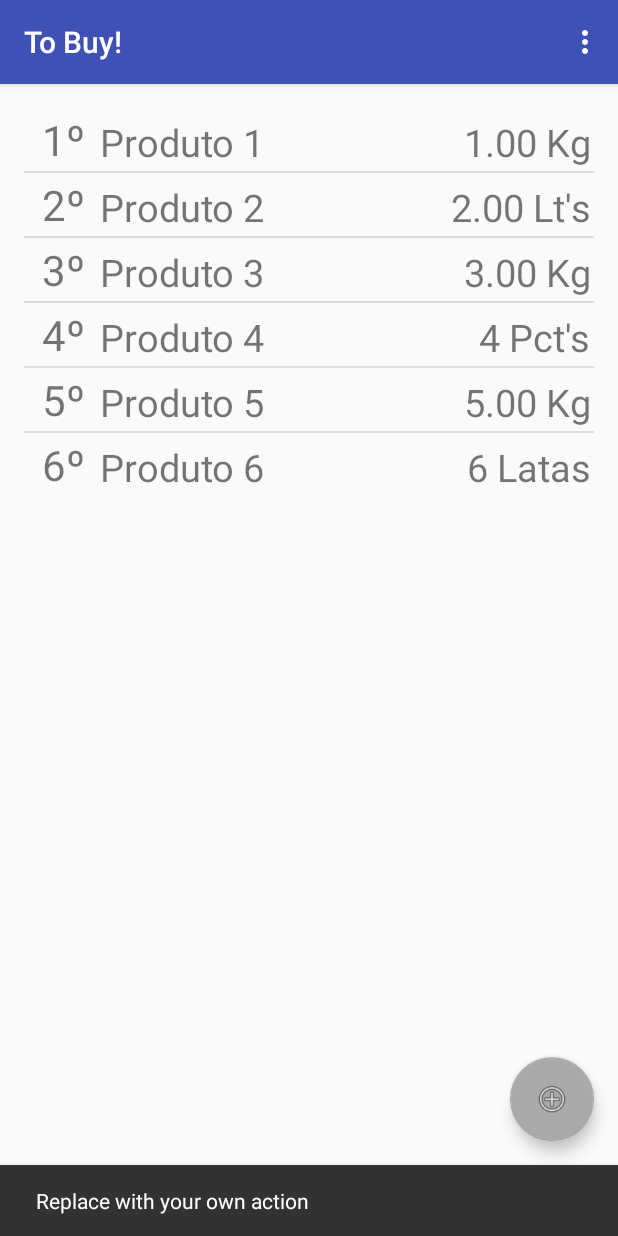
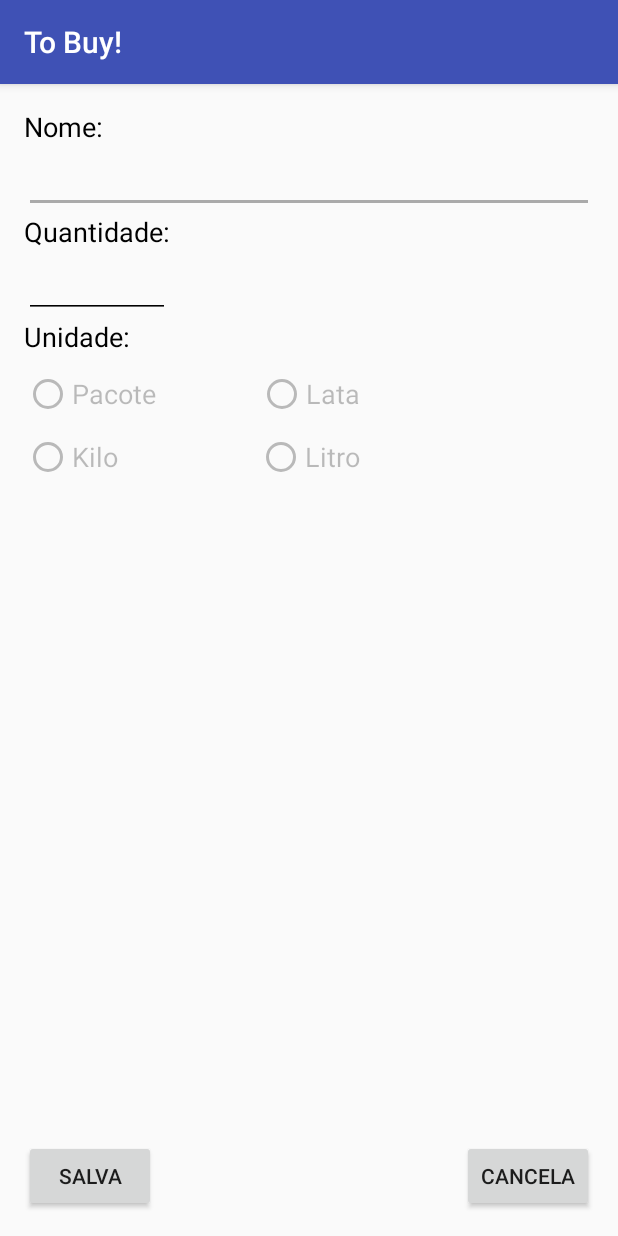
Before and after one commit to danielelidio/ToDoApp, an Android app: the screen it shows after launch (MainActivity before the commit, AddProductActivity after it), after a tap on an icon or button, on a phone screen of 412 x 824 dp. Run offline under Robolectric (Android 15) with nearby library versions, the light colour scheme and no system bars; 1 statement that could not run was skipped.

Commit message:
- Add Product Activity; - Integration with database; - Remove Product from database;

```diff
--- a/app/src/main/AndroidManifest.xml
+++ b/app/src/main/AndroidManifest.xml
@@ -18,6 +18,7 @@
                 <category android:name="android.intent.category.LAUNCHER" />
             </intent-filter>
         </activity>
+        <activity android:name=".AddProductActivity"></activity>
     </application>
 
 </manifest>
--- /dev/null
+++ b/app/src/main/java/com/example/danie/todoapp2/AddProductActivity.java
@@ -0,0 +1,190 @@
+package com.example.danie.todoapp2;
+
+import android.graphics.Color;
+import android.os.Bundle;
+import android.support.design.widget.Snackbar;
+import android.support.v7.app.AppCompatActivity;
+import android.text.Editable;
+import android.text.TextWatcher;
+import android.view.View;
+import android.widget.Button;
+import android.widget.CompoundButton;
+import android.widget.EditText;
+import android.widget.RadioButton;
+import android.widget.TextView;
+
+import com.example.danie.todoapp2.config.DB;
+import com.example.danie.todoapp2.models.BuyingItem;
+import com.example.danie.todoapp2.models.Greatness;
+
+public class AddProductActivity extends AppCompatActivity {
+    private EditText editTextName = null;
+    private EditText editTextAmount = null;
+    private RadioButton radioPackage = null;
+    private RadioButton radioPot = null;
+    private RadioButton radioKilogram = null;
+    private RadioButton radioLiters = null;
+    private Button btnSave = null;
+    private Button btnCancel = null;
+
+    @Override
+    protected void onCreate(Bundle savedInstanceState) {
+        super.onCreate(savedInstanceState);
+        setContentView(R.layout.activity_add_product);
+
+        this.editTextName = (EditText) findViewById(R.id.editTextName);
+        this.editTextAmount = (EditText) findViewById(R.id.editTextAmount);
+        this.radioPackage = (RadioButton) findViewById(R.id.radioPackage);
+        this.radioPot = (RadioButton) findViewById(R.id.radioPot);
+        this.radioKilogram = (RadioButton) findViewById(R.id.radioKilogram);
+        this.radioLiters = (RadioButton) findViewById(R.id.radioLiters);
+        this.btnSave = (Button) findViewById(R.id.btnSave);
+        this.btnCancel = (Button) findViewById(R.id.btnCancel);
+
+        this.radioPackage.setText(Greatness.getValue(Greatness.PACKAGE, false));
+        this.radioPackage.setEnabled(false);
+        this.radioPot.setText(Greatness.getValue(Greatness.POT, false));
+        this.radioPot.setEnabled(false);
+        this.radioKilogram.setText(Greatness.getValue(Greatness.KILOGRAM, false));
+        this.radioKilogram.setEnabled(false);
+        this.radioLiters.setText(Greatness.getValue(Greatness.LITERS, false));
+        this.radioLiters.setEnabled(false);
+
+        final AddProductActivity self = this;
+
+        this.editTextAmount.addTextChangedListener(new TextWatcher() {
+            @Override
+            public void beforeTextChanged(CharSequence s, int start, int count, int after) {
+            }
+
+            @Override
+            public void onTextChanged(CharSequence s, int start, int before, int count) {
+            }
+
+            @Override
+            public void afterTextChanged(Editable s) {
+                String newVal = s.toString().replace(',', '.');
+                boolean isPlural = newVal.compareTo("") != 0 && (new Float(newVal)) > 1.0f;
+
+                if (newVal.compareTo("") != 0 && (new Float(newVal)) > 0) {
+                    float newFloatVal = new Float(newVal);
+                    if (Math.round(newFloatVal) != newFloatVal) {
+                        self.radioPackage.setEnabled(false);
+                        self.radioPot.setEnabled(false);
+                        self.radioKilogram.setEnabled(true);
+                        self.radioLiters.setEnabled(true);
+                    } else {
+                        self.radioPackage.setEnabled(true);
+                        self.radioPot.setEnabled(true);
+                        self.radioKilogram.setEnabled(true);
+                        self.radioLiters.setEnabled(true);
+                    }
+                } else {
+                    self.radioPackage.setEnabled(false);
+                    self.radioPot.setEnabled(false);
+                    self.radioKilogram.setEnabled(false);
+                    self.radioLiters.setEnabled(false);
+                }
+
+                self.radioPackage.setText(Greatness.getValue(Greatness.PACKAGE, isPlural));
+                self.radioPot.setText(Greatness.getValue(Greatness.POT, isPlural));
+                self.radioKilogram.setText(Greatness.getValue(Greatness.KILOGRAM, isPlural));
+                self.radioLiters.setText(Greatness.getValue(Greatness.LITERS, isPlural));
+            }
+        });
+
+        this.radioPackage.setOnCheckedChangeListener(new CompoundButton.OnCheckedChangeListener() {
+            @Override
+            public void onCheckedChanged(CompoundButton buttonView, boolean isChecked) {
+                if (isChecked) {
+                    self.radioPot.setChecked(false);
+                    self.radioKilogram.setChecked(false);
+                    self.radioLiters.setChecked(false);
+                }
+            }
+        });
+
+        this.radioPot.setOnCheckedChangeListener(new CompoundButton.OnCheckedChangeListener() {
+            @Override
+            public void onCheckedChanged(CompoundButton buttonView, boolean isChecked) {
+                if (isChecked) {
+                    self.radioPackage.setChecked(false);
+                    self.radioKilogram.setChecked(false);
+                    self.radioLiters.setChecked(false);
+                }
+            }
+        });
+
+        this.radioKilogram.setOnCheckedChangeListener(new CompoundButton.OnCheckedChangeListener() {
+            @Override
+            public void onCheckedChanged(CompoundButton buttonView, boolean isChecked) {
+                if (isChecked) {
+                    self.radioPackage.setChecked(false);
+                    self.radioPot.setChecked(false);
+                    self.radioLiters.setChecked(false);
+                }
+            }
+        });
+
+        this.radioLiters.setOnCheckedChangeListener(new CompoundButton.OnCheckedChangeListener() {
+            @Override
+            public void onCheckedChanged(CompoundButton buttonView, boolean isChecked) {
+                if (isChecked) {
+                    self.radioPackage.setChecked(false);
+                    self.radioPot.setChecked(false);
+                    self.radioKilogram.setChecked(false);
+                }
+            }
+        });
+
+        this.btnCancel.setOnClickListener(new View.OnClickListener() {
+            @Override
+            public void onClick(View v) {
+                self.finish();
+            }
+        });
+
+        this.btnSave.setOnClickListener(new View.OnClickListener() {
+            @Override
+            public void onClick(View v) {
+                boolean isNameFilled = self.editTextName.getText().toString().compareTo("") != 0;
+                boolean isAmountFilled = self.editTextAmount.getText().toString().compareTo("") != 0;
+                boolean isGreatnessSelected = self.radioPackage.isChecked() || self.radioPot.isChecked() || self.radioKilogram.isChecked() || self.radioLiters.isChecked();
+
+                if (!isNameFilled || !isAmountFilled || !isGreatnessSelected) {
+                    Snackbar snackbar;
+                    snackbar = Snackbar.make(v, "Todos os campos devem ser preenchidos!", Snackbar.LENGTH_LONG);
+                    View snackBarView = snackbar.getView();
+                    snackBarView.setBackgroundColor(Color.RED);
+                    TextView textView = (TextView) snackBarView.findViewById(android.support.design.R.id.snackbar_text);
+                    textView.setTextColor(Color.BLACK);
+                    snackbar.show();
+
+                    if (!isNameFilled)
+                        self.editTextName.requestFocus();
+                    else if (!isAmountFilled)
+                        self.editTextAmount.requestFocus();
+                    else if (!isGreatnessSelected)
+                        self.radioPackage.requestFocus();
+                } else {
+                    BuyingItem buyingItem = new BuyingItem();
+                    buyingItem.setName(self.editTextName.getText().toString());
+                    buyingItem.setAmount(new Float(self.editTextAmount.getText().toString()));
+
+                    if (self.radioPackage.isChecked())
+                        buyingItem.setGreatness(Greatness.PACKAGE);
+                    else if (self.radioPot.isChecked())
+                        buyingItem.setGreatness(Greatness.POT);
+                    else if (self.radioKilogram.isChecked())
+                        buyingItem.setGreatness(Greatness.KILOGRAM);
+                    else if (self.radioLiters.isChecked())
+                        buyingItem.setGreatness(Greatness.LITERS);
+
+                    DB.addItem(self, buyingItem);
+
+                    self.finish();
+                }
+            }
+        });
+    }
+}
--- a/app/src/main/java/com/example/danie/todoapp2/MainActivity.java
+++ b/app/src/main/java/com/example/danie/todoapp2/MainActivity.java
@@ -1,8 +1,8 @@
 package com.example.danie.todoapp2;
 
+import android.content.Intent;
 import android.os.Bundle;
 import android.support.design.widget.FloatingActionButton;
-import android.support.design.widget.Snackbar;
 import android.support.v7.app.AppCompatActivity;
 import android.support.v7.widget.Toolbar;
 import android.view.Menu;
@@ -11,8 +11,12 @@ import android.view.View;
 import android.widget.ListView;
 
 import com.example.danie.todoapp2.adapters.BuyingItemsAdapter;
+import com.example.danie.todoapp2.config.Config;
+import com.example.danie.todoapp2.config.DB;
 import com.example.danie.todoapp2.models.BuyingItem;
-import com.example.danie.todoapp2.models.Greatness;
+
+import org.json.JSONArray;
+import org.json.JSONException;
 
 import java.util.ArrayList;
 
@@ -26,27 +30,44 @@ public class MainActivity extends AppCompatActivity {
         Toolbar toolbar = (Toolbar) findViewById(R.id.toolbar);
         setSupportActionBar(toolbar);
 
+        Config.tryInitializeDBSampleData(this);
+
         this.listViewTasks = (ListView)findViewById(R.id.listViewTasks);
 
-        BuyingItemsAdapter buyingItemsAdapter = new BuyingItemsAdapter(this, 0, new ArrayList<BuyingItem>() {{
-            add(new BuyingItem("Produto 1", "Descrição 1", 1));
-            add(new BuyingItem("Produto 2", "Descrição 2", 2, Greatness.LITERS));
-            add(new BuyingItem("Produto 3", "Descrição 3", 3));
-            add(new BuyingItem("Produto 4", "Descrição 4", 4, Greatness.PACKAGE));
-            add(new BuyingItem("Produto 5", "Descrição 5", 5));
-            add(new BuyingItem("Produto 6", "Descrição 6", 6, Greatness.POT));
-        }});
+        this.prepareList();
 
-        this.listViewTasks.setAdapter(buyingItemsAdapter);
-
+        final MainActivity self = this;
         FloatingActionButton fab = (FloatingActionButton) findViewById(R.id.fab);
         fab.setOnClickListener(new View.OnClickListener() {
             @Override
             public void onClick(View view) {
-                Snackbar.make(view, "Replace with your own action", Snackbar.LENGTH_LONG)
-                        .setAction("Action", null).show();
+                Intent i = new Intent(self, AddProductActivity.class);
+                startActivity(i);
             }
         });
+    }
+
+    private void prepareList() {
+        try {
+            JSONArray json = DB.loadDB(this);
+
+            ArrayList<BuyingItem> items = new ArrayList<BuyingItem>();
+            for (int i = 0; i < json.length(); i++) {
+                items.add(BuyingItem.fromJSON(json.getJSONObject(i)));
+            }
+
+            BuyingItemsAdapter buyingItemsAdapter = new BuyingItemsAdapter(this, 0, items);
+
+            this.listViewTasks.setAdapter(buyingItemsAdapter);
+        } catch (JSONException e) {
+            e.printStackTrace();
+        }
+    }
+
+    @Override
+    protected void onResume() {
+        super.onResume();
+        this.prepareList();
     }
 
     @Override
--- /dev/null
+++ b/app/src/main/res/layout/activity_add_product.xml
@@ -0,0 +1,125 @@
+<?xml version="1.0" encoding="utf-8"?>
+<RelativeLayout xmlns:android="http://schemas.android.com/apk/res/android"
+    xmlns:tools="http://schemas.android.com/tools"
+    android:layout_width="match_parent"
+    android:layout_height="match_parent"
+    android:paddingBottom="@dimen/activity_vertical_margin"
+    android:paddingLeft="@dimen/activity_horizontal_margin"
+    android:paddingRight="@dimen/activity_horizontal_margin"
+    android:paddingTop="@dimen/activity_vertical_margin"
+    tools:context="com.example.danie.todoapp2.AddProductActivity">
+
+    <TextView
+        android:id="@+id/textView"
+        android:layout_width="wrap_content"
+        android:layout_height="wrap_content"
+        android:layout_alignParentLeft="true"
+        android:layout_alignParentStart="true"
+        android:layout_alignParentTop="true"
+        android:text="Nome:"
+        android:textAppearance="?android:attr/textAppearanceMedium" />
+
+    <EditText
+        android:id="@+id/editTextName"
+        android:layout_width="wrap_content"
+        android:layout_height="wrap_content"
+        android:layout_alignParentEnd="true"
+        android:layout_alignParentLeft="true"
+        android:layout_alignParentRight="true"
+        android:layout_alignParentStart="true"
+        android:layout_below="@+id/textView" />
+
+    <TextView
+        android:id="@+id/textView2"
+        android:layout_width="wrap_content"
+        android:layout_height="wrap_content"
+        android:layout_alignParentLeft="true"
+        android:layout_alignParentStart="true"
+        android:layout_below="@+id/editTextName"
+        android:text="Quantidade:"
+        android:textAppearance="?android:attr/textAppearanceMedium" />
+
+    <EditText
+        android:id="@+id/editTextAmount"
+        android:layout_width="wrap_content"
+        android:layout_height="wrap_content"
+        android:layout_alignEnd="@+id/textView2"
+        android:layout_alignParentLeft="true"
+        android:layout_alignParentStart="true"
+        android:layout_alignRight="@+id/textView2"
+        android:layout_below="@+id/textView2"
+        android:ems="10"
+        android:inputType="number|numberDecimal" />
+
+    <TextView
+        android:id="@+id/textView3"
+        android:layout_width="wrap_content"
+        android:layout_height="wrap_content"
+        android:layout_alignParentLeft="true"
+        android:layout_alignParentStart="true"
+        android:layout_below="@+id/editTextAmount"
+        android:text="Unidade:"
+        android:textAppearance="?android:attr/textAppearanceMedium" />
+
+    <RadioButton
+        android:id="@+id/radioPot"
+        android:layout_width="wrap_content"
+        android:layout_height="wrap_content"
+        android:layout_alignTop="@+id/radioPackage"
+        android:layout_centerHorizontal="true"
+        android:text="Lata"
+        android:textAppearance="?android:attr/textAppearanceMedium" />
+
+    <RadioButton
+        android:id="@+id/radioKilogram"
+        android:layout_width="wrap_content"
+        android:layout_height="wrap_content"
+        android:layout_alignParentLeft="true"
+        android:layout_alignParentStart="true"
+        android:layout_below="@+id/radioPackage"
+        android:layout_marginTop="10dp"
+        android:text="Kilo"
+        android:textAppearance="?android:attr/textAppearanceMedium" />
+
+    <RadioButton
+        android:id="@+id/radioPackage"
+        android:layout_width="wrap_content"
+        android:layout_height="wrap_content"
+        android:layout_alignParentLeft="true"
+        android:layout_alignParentStart="true"
+        android:layout_below="@+id/textView3"
+        android:layout_marginTop="10dp"
+        android:checked="false"
+        android:text="Pacote"
+        android:textAppearance="?android:attr/textAppearanceMedium" />
+
+    <RadioButton
+        android:id="@+id/radioLiters"
+        android:layout_width="wrap_content"
+        android:layout_height="wrap_content"
+        android:layout_alignEnd="@+id/radioPot"
+        android:layout_alignRight="@+id/radioPot"
+        android:layout_below="@+id/radioPot"
+        android:layout_marginTop="10dp"
+        android:text="Litro"
+        android:textAppearance="?android:attr/textAppearanceMedium" />
+
+    <Button
+        android:id="@+id/btnSave"
+        android:layout_width="wrap_content"
+        android:layout_height="wrap_content"
+        android:layout_alignParentBottom="true"
+        android:layout_alignParentLeft="true"
+        android:layout_alignParentStart="true"
+        android:text="Salva" />
+
+    <Button
+        android:id="@+id/btnCancel"
+        android:layout_width="wrap_content"
+        android:layout_height="wrap_content"
+        android:layout_alignParentBottom="true"
+        android:layout_alignParentEnd="true"
+        android:layout_alignParentRight="true"
+        android:text="Cancela" />
+
+</RelativeLayout>
--- a/app/src/main/res/raw/db.json
+++ /dev/null
@@ -1,5 +0,0 @@
-[
-  {
-    "name": "Produto 1"
-  }
-]
```
Also changed, not shown: app/src/main/java/com/example/danie/todoapp2/adapters/BuyingItemsAdapter.java (+6 -4 lines), app/src/main/java/com/example/danie/todoapp2/models/BuyingItem.java (+9 -0 lines).
